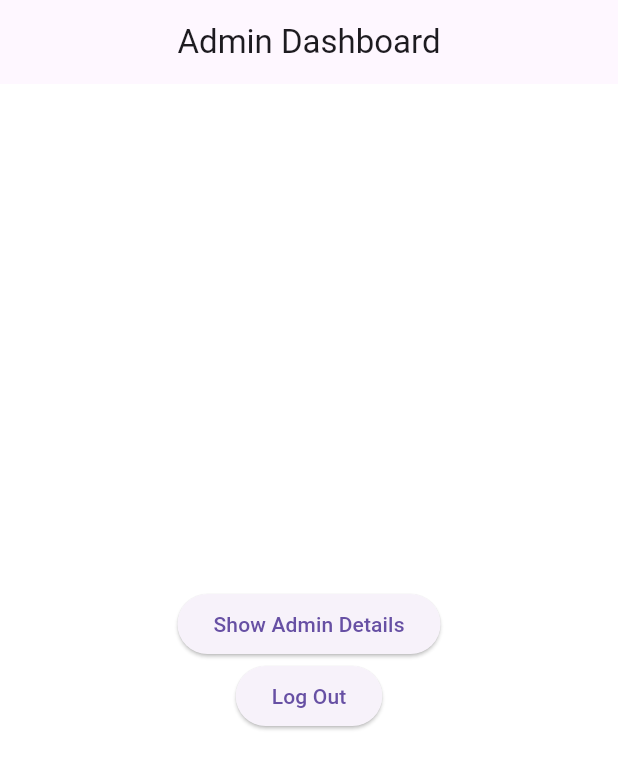
After one commit to SumanTanwar/SocialTrails_Flutter, a Flutter app: the AdminDashboardScreen screen opened directly, on a phone screen of 412 x 824 dp. The commit adds this screen. Shown: the top 769 px of the screen. Run offline on Flutter 3.47's test engine with Material 3 defaults, Android fonts, the phone set to English and light mode, and no system bars; our stand-ins replace connectivity_plus, firebase_auth, firebase_core, firebase_database, firebase_storage, image_picker and 1 more; accounts and stored records are empty.

```diff
--- /dev/null
+++ b/lib/Adminpanel/AdminDashboard.dart
@@ -0,0 +1,53 @@
+import 'package:flutter/material.dart';
+import 'package:socialtrailsapp/Utility/SessionManager.dart';
+import 'package:socialtrailsapp/signin.dart';
+
+class AdminDashboardScreen extends StatefulWidget {
+  const AdminDashboardScreen({Key? key}) : super(key: key);
+
+  @override
+  _AdminDashboardScreenState createState() => _AdminDashboardScreenState();
+}
+
+class _AdminDashboardScreenState extends State<AdminDashboardScreen> {
+  @override
+  Widget build(BuildContext context) {
+    return Scaffold(
+      appBar: AppBar(
+        title: Text('Admin Dashboard'),
+        centerTitle: true,
+      ),
+      body: Center(
+        child: Column(
+          mainAxisAlignment: MainAxisAlignment.center,
+          children: [
+            ElevatedButton(
+              onPressed: () {
+                // Retrieve admin details
+                String username = "Admin";
+                String? email = SessionManager().getEmail();
+
+                // Show a message with admin details
+                ScaffoldMessenger.of(context).showSnackBar(
+                  SnackBar(content: Text('Admin: $username, Email: $email')),
+                );
+              },
+              child: Text('Show Admin Details'),
+            ),
+            ElevatedButton(
+              onPressed: () {
+                // Log out admin
+                SessionManager().logoutUser();
+                Navigator.pushReplacement(
+                  context,
+                  MaterialPageRoute(builder: (context) => SigninScreen()),
+                );
+              },
+              child: Text('Log Out'),
+            ),
+          ],
+        ),
+      ),
+    );
+  }
+}
```
Also changed, not shown: lib/signin.dart (+38 -45 lines), lib/splashscreen.dart (+36 -6 lines).
